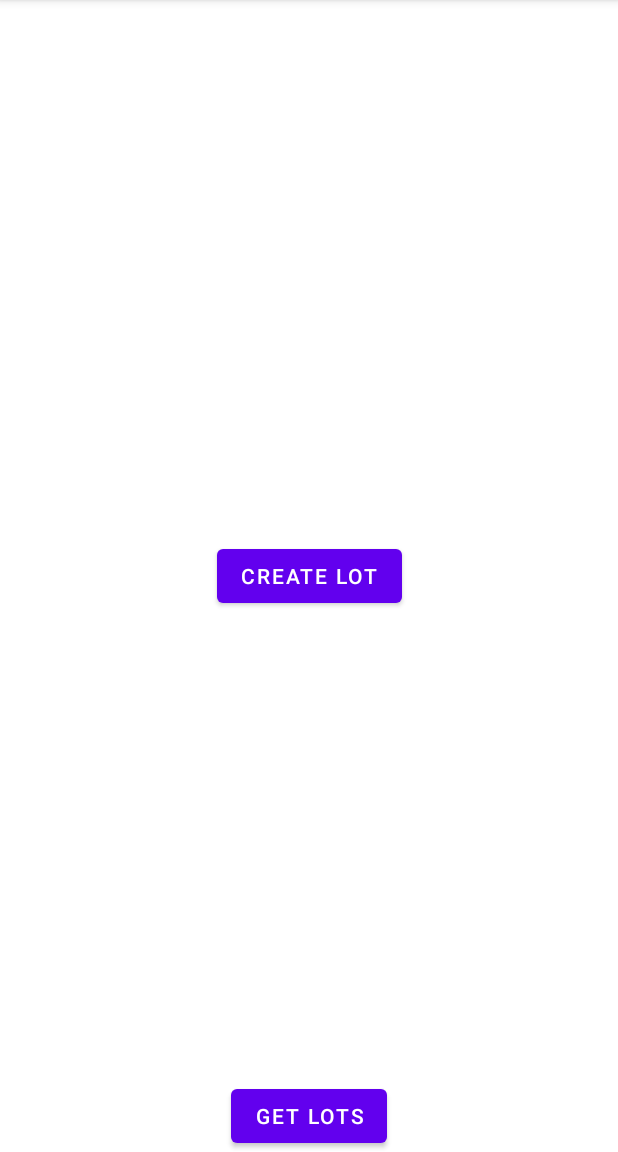
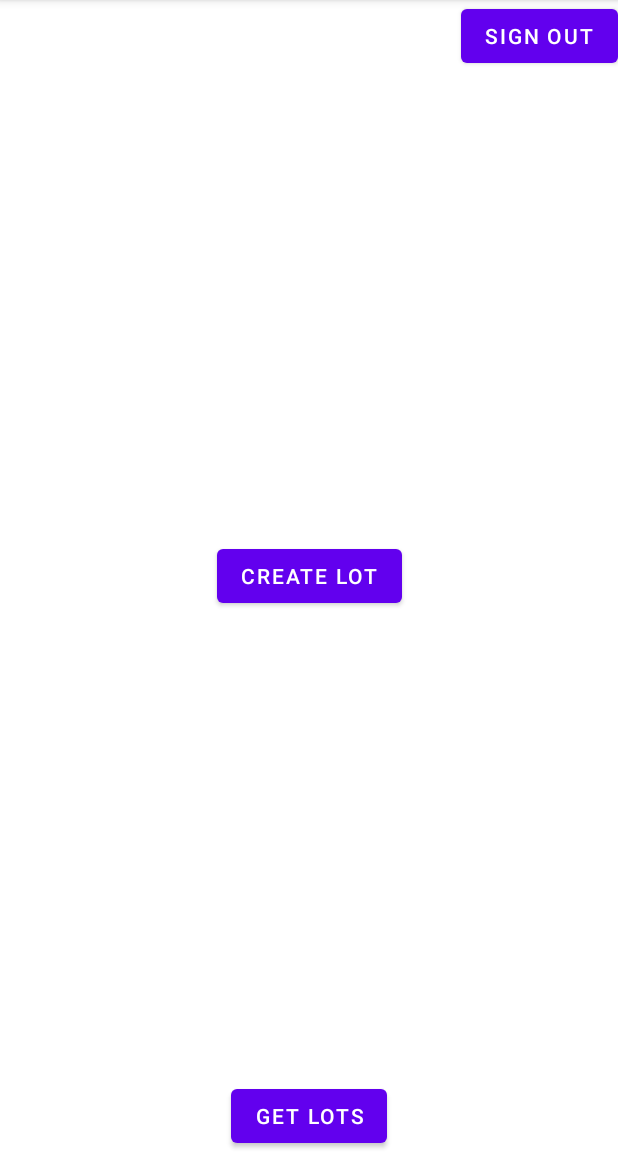
Before and after one commit to uptechteam/halo, an Android app: the MainActivity screen opened directly, with no data from a screen before it, on a phone screen of 412 x 824 dp, the part 84-1236 px from its top. Run offline under Robolectric (Android 15) with nearby library versions, the phone set to English and light mode, and no system bars.

Commit message:
manage user login

```diff
--- a/app/src/main/java/com/uptech/halo/LoginActivity.kt
+++ b/app/src/main/java/com/uptech/halo/LoginActivity.kt
@@ -1,5 +1,6 @@
 package com.uptech.halo
 
+import android.content.Intent
 import android.os.Bundle
 import androidx.activity.result.contract.ActivityResultContracts.StartActivityForResult
 import androidx.appcompat.app.AppCompatActivity
@@ -29,11 +30,13 @@ class LoginActivity : AppCompatActivity() {
               account.id!!,
               account.displayName!!,
               account.email!!,
+              account.photoUrl.toString(),
               0L
             )
           )
         }
       }
+      startActivity(Intent(this, MainActivity::class.java))
       finish()
     } catch (e: ApiException) {
       println("error")
--- a/app/src/main/java/com/uptech/halo/MainActivity.kt
+++ b/app/src/main/java/com/uptech/halo/MainActivity.kt
@@ -3,12 +3,11 @@ package com.uptech.halo
 import android.content.Intent
 import androidx.appcompat.app.AppCompatActivity
 import android.os.Bundle
-import androidx.activity.result.contract.ActivityResultContracts.StartActivityForResult
 import com.google.android.gms.auth.api.signin.GoogleSignIn
+import com.google.android.gms.auth.api.signin.GoogleSignInOptions
 import com.uptech.halo.databinding.ActivityMainBinding
 
 class MainActivity : AppCompatActivity() {
-  private val login = registerForActivityResult(StartActivityForResult()) { }
 
   private lateinit var binding: ActivityMainBinding
 
@@ -22,7 +21,23 @@ class MainActivity : AppCompatActivity() {
     super.onStart()
     val account = GoogleSignIn.getLastSignedInAccount(this)
     if(account === null) {
-      login.launch(Intent(this, LoginActivity::class.java))
+      startActivity(Intent(this, LoginActivity::class.java))
+    } else {
+      initScreen()
+    }
+  }
+
+  private fun initScreen() {
+    binding.sigOut.setOnClickListener {
+      val gso = GoogleSignInOptions.Builder(GoogleSignInOptions.DEFAULT_SIGN_IN)
+        .requestEmail()
+        .build()
+      val googleSignInClient = GoogleSignIn.getClient(this, gso)
+      googleSignInClient.signOut()
+        .addOnSuccessListener {
+          startActivity(Intent(this, LoginActivity::class.java))
+          finish()
+        }
     }
   }
 }
--- a/app/src/main/java/com/uptech/halo/models/Lot.kt
+++ b/app/src/main/java/com/uptech/halo/models/Lot.kt
@@ -36,6 +36,7 @@ data class Donation(
       "",
       "",
       "",
+      "",
       0L
     ),
     Lot(
--- a/app/src/main/java/com/uptech/halo/models/User.kt
+++ b/app/src/main/java/com/uptech/halo/models/User.kt
@@ -10,9 +10,11 @@ data class DonatorUser(
   override val id: String,
   override val name: String,
   override val email: String,
+  val icon: String,
   val balance: Long
 ) : User {
   constructor() : this(
+    "",
     "",
     "",
     "",
--- a/app/src/main/res/layout/activity_main.xml
+++ b/app/src/main/res/layout/activity_main.xml
@@ -27,5 +27,15 @@
       app:layout_constraintStart_toStartOf="parent"
       />
 
+  <com.google.android.material.button.MaterialButton
+      android:id="@+id/sigOut"
+      android:layout_width="wrap_content"
+      android:layout_height="wrap_content"
+      android:text="Sign out"
+      app:layout_constraintTop_toTopOf="parent"
+      app:layout_constraintEnd_toEndOf="parent"
+      />
+
+
 
 </androidx.constraintlayout.widget.ConstraintLayout>
```
